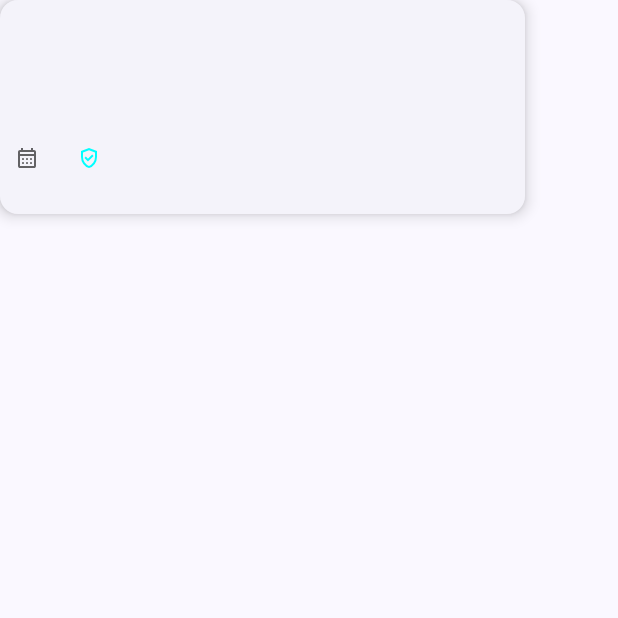
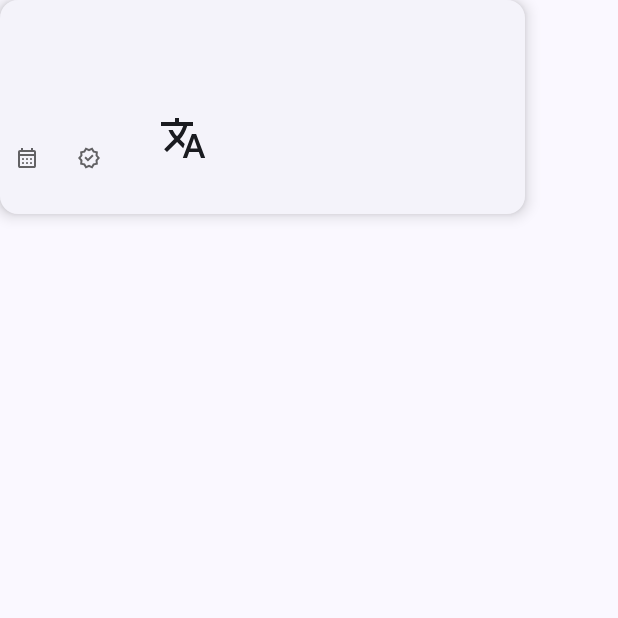
Before and after one commit to aoi-stella/link22, an Android app built with Jetpack Compose: the composable ArticleCard called with empty values, on a phone screen of 412 x 824 dp, the top half of it. Run offline under Robolectric (Android 15) with nearby library versions, the phone set to English and light mode, and no system bars.

Commit message:
feat: add translate button

```diff
--- a/src/domain/src/main/java/com/aoi/domain/TimeLineUseCase.kt
+++ b/src/domain/src/main/java/com/aoi/domain/TimeLineUseCase.kt
@@ -47,4 +47,14 @@ class TimeLineUseCase(
         intent.addFlags(Intent.FLAG_ACTIVITY_NEW_TASK)
         ctx.startActivity(intent)
     }
+
+    /**
+     * テキストを翻訳する
+     *
+     * @return String 翻訳されたテキスト
+     */
+    fun translateText(): String{
+        //TODO: 翻訳処理を実装する。Google Cloud使うかライブラリ使うか
+        return "Hello"
+    }
 }
--- a/src/presentation/src/main/java/com/aoi/presentation/timeline/Timeline.kt
+++ b/src/presentation/src/main/java/com/aoi/presentation/timeline/Timeline.kt
@@ -8,18 +8,20 @@ import androidx.compose.foundation.layout.fillMaxWidth
 import androidx.compose.foundation.layout.padding
 import androidx.compose.foundation.layout.width
 import androidx.compose.foundation.layout.wrapContentHeight
+import androidx.compose.foundation.layout.wrapContentWidth
 import androidx.compose.foundation.lazy.LazyColumn
 import androidx.compose.material3.CardDefaults
 import androidx.compose.material3.ElevatedCard
+import androidx.compose.material3.Icon
+import androidx.compose.material3.IconButton
 import androidx.compose.material3.Text
 import androidx.compose.runtime.Composable
 import androidx.compose.runtime.collectAsState
 import androidx.compose.ui.Alignment
 import androidx.compose.ui.Modifier
-import androidx.compose.ui.graphics.Color
 import androidx.compose.ui.platform.LocalContext
+import androidx.compose.ui.res.painterResource
 import androidx.compose.ui.text.font.FontWeight
-import androidx.compose.ui.tooling.preview.Preview
 import androidx.compose.ui.unit.dp
 import androidx.compose.ui.unit.sp
 import androidx.lifecycle.viewmodel.compose.viewModel
@@ -68,6 +70,7 @@ fun Timeline(
                     date = publishDateList[it],
                     publisher = publisherList[it],
                     cardClickedEvent = { vm.onClickedEventArticleCard(uriList[it]) },
+                    translateClickedEvent = { vm.onClickedEventTranslateButton(it) }
                 )
             }
         }
@@ -83,6 +86,7 @@ fun Timeline(
  * @param date 出版日
  * @param publisher 出版社
  * @param cardClickedEvent カードクリックイベント
+ * @param translateClickedEvent 翻訳クリックイベント
  */
 fun ArticleCard(
     title: String,
@@ -90,6 +94,7 @@ fun ArticleCard(
     date: String,
     publisher: String,
     cardClickedEvent : () -> Unit,
+    translateClickedEvent : () -> Unit
 ) {
     ElevatedCard(
         elevation = CardDefaults.cardElevation(
@@ -117,6 +122,11 @@ fun ArticleCard(
             modifier = Modifier
             .fillMaxWidth()
             .wrapContentHeight()
+        ) {
+            Row(
+                modifier = Modifier
+                    .wrapContentWidth()
+                    .wrapContentHeight()
                     .padding(top = 25.dp, bottom = 25.dp)
             ) {
                 //出版日
@@ -128,23 +138,19 @@ fun ArticleCard(
                 //出版社
                 TextWithDrawable(
                     drawableId = R.drawable.verified_user_16px,
-                drawableTInt = Color.Cyan,
                     content = publisher,
                     modifier = Modifier.padding(start = 20.dp)
                 )
             }
+            IconButton(
+                onClick = { translateClickedEvent() },
+                modifier = Modifier.padding(start = 25.dp)
+            ) {
+                Icon(
+                    painter = painterResource(id = R.drawable.ic_translate_24px),
+                    contentDescription = null,
+                )
             }
         }
-
-@Preview(showBackground = true)
-@Composable
-fun Preview() {
-    /*Link22Theme {
-        Timeline(
-            title = "Third-Party ChatGPT Plugins Could Lead to Account Takeovers",
-            article = "Cybersecurity researchers have found that third-party plugins available for OpenAI ChatGPT could act as a new attack surface for threat actors looking to gain unauthorized access to sensitive data.According to&nbsp;new research&nbsp;published by Salt Labs, security flaws found directly in ChatGPT and within the ecosystem could allow attackers to install malicious plugins without users' consent",
-            date = "2021/10/10",
-            publisher = "The Hacker News"
-        )
-    }*/
     }
+}
--- a/src/presentation/src/main/java/com/aoi/presentation/timeline/ViewModel.kt
+++ b/src/presentation/src/main/java/com/aoi/presentation/timeline/ViewModel.kt
@@ -77,6 +77,12 @@ class ViewModel(
         useCase.openDetailPage(this.ctx, url)
     }
 
+    fun onClickedEventTranslateButton(index: Int){
+        _articleList.value = _articleList.value.toMutableList().apply {
+            this[index] = useCase.translateText()
+        }
+    }
+
     /**
      * コンテキストをViewから取得する
      *
--- /dev/null
+++ b/src/presentation/src/main/res/drawable/ic_translate_24px.xml
@@ -0,0 +1,10 @@
+<vector xmlns:android="http://schemas.android.com/apk/res/android"
+    android:width="32dp"
+    android:height="32dp"
+    android:viewportWidth="960"
+    android:viewportHeight="960"
+    android:tint="?attr/colorControlNormal">
+  <path
+      android:fillColor="@android:color/white"
+      android:pathData="M476,880L658,400L742,400L924,880L840,880L797,758L603,758L560,880L476,880ZM160,760L104,704L306,502Q271,467 242.5,422Q214,377 190,320L274,320Q294,359 314,388Q334,417 362,446Q395,413 430.5,353.5Q466,294 484,240L40,240L40,160L320,160L320,80L400,80L400,160L680,160L680,240L564,240Q543,312 501,388Q459,464 418,504L514,602L484,684L362,559L160,760ZM628,688L772,688L700,484L628,688Z"/>
+</vector>
--- a/src/presentation/src/main/res/drawable/verified_user_16px.xml
+++ b/src/presentation/src/main/res/drawable/verified_user_16px.xml
@@ -1,5 +1,10 @@
-<vector android:height="16dp" android:tint="?attr/colorControlNormal"
-    android:viewportHeight="960" android:viewportWidth="960"
-    android:width="16dp" xmlns:android="http://schemas.android.com/apk/res/android">
-    <path android:fillColor="@android:color/white" android:pathData="M438,622L664,396L607,339L438,508L354,424L297,481L438,622ZM480,880Q341,845 250.5,720.5Q160,596 160,444L160,200L480,80L800,200L800,444Q800,596 709.5,720.5Q619,845 480,880ZM480,796Q584,763 652,664Q720,565 720,444L720,255L480,165L240,255L240,444Q240,565 308,664Q376,763 480,796ZM480,480Q480,480 480,480Q480,480 480,480L480,480L480,480L480,480L480,480Q480,480 480,480Q480,480 480,480Z"/>
+<vector xmlns:android="http://schemas.android.com/apk/res/android"
+    android:width="16dp"
+    android:height="16dp"
+    android:viewportWidth="960"
+    android:viewportHeight="960"
+    android:tint="?attr/colorControlNormal">
+  <path
+      android:fillColor="@android:color/white"
+      android:pathData="M344,900L268,772L124,740L138,592L40,480L138,368L124,220L268,188L344,60L480,118L616,60L692,188L836,220L822,368L920,480L822,592L836,740L692,772L616,900L480,842L344,900ZM378,798L480,754L584,798L640,702L750,676L740,564L814,480L740,394L750,282L640,258L582,162L480,206L376,162L320,258L210,282L220,394L146,480L220,564L210,678L320,702L378,798ZM480,480L480,480L480,480L480,480L480,480L480,480L480,480L480,480L480,480L480,480L480,480L480,480L480,480L480,480L480,480L480,480L480,480L480,480L480,480L480,480L480,480ZM438,622L664,396L608,338L438,508L352,424L296,480L438,622Z"/>
 </vector>
```
Lines whose indentation alone changed are shown as unchanged.
